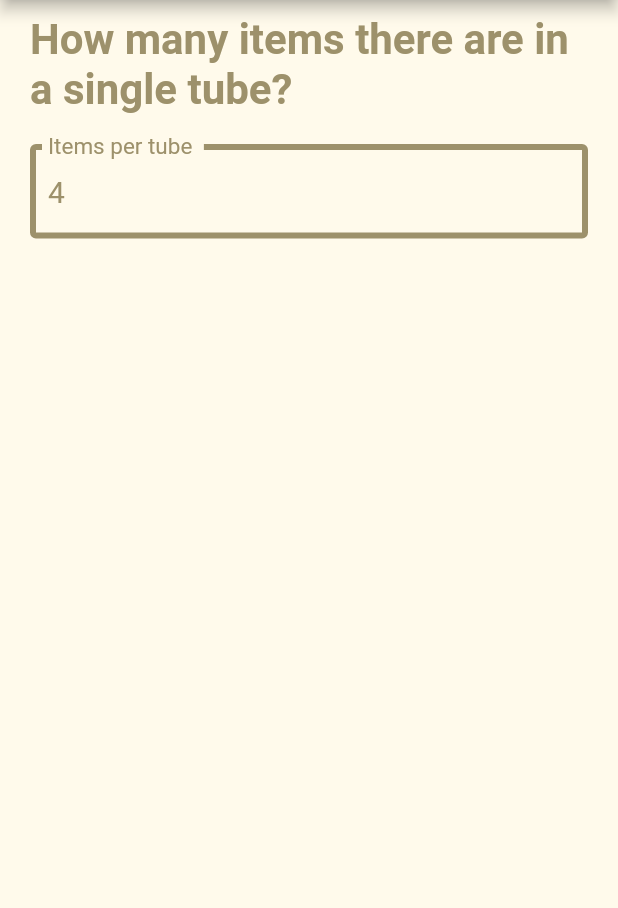
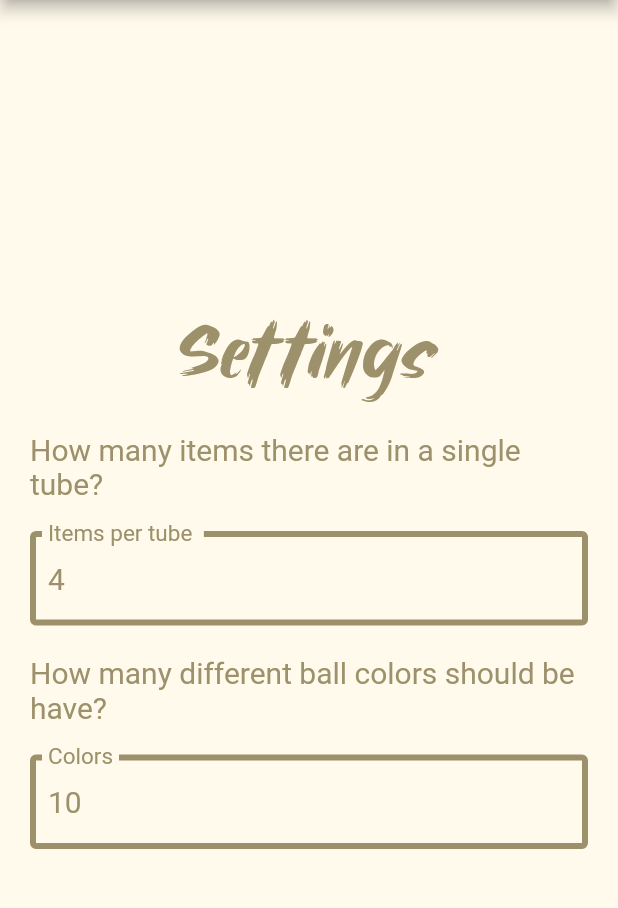
Before and after one commit to fllaryora/flutter_lifo_game, a Flutter app: the screen it shows after launch, on a phone screen of 412 x 824 dp, the part 84-992 px from its top. Run offline on Flutter 3.47's test engine with Material 2 defaults, Android fonts, the phone set to English and light mode, and no system bars.

Commit message:
input de colores de bolas

```diff
--- /dev/null
+++ b/lifo_app/lib/view/consigna_text.dart
@@ -0,0 +1,25 @@
+import 'package:flutter/material.dart';
+
+class MottoText extends StatelessWidget {
+  const MottoText({
+    required this.title,
+  });
+
+  final String title;
+  @override
+  Widget build(BuildContext context) {
+    return Padding(
+      padding: const EdgeInsets.only(top: 10, bottom: 10.0,
+          left: 20.0, right: 20.0),
+      child: Text(
+          title,
+          style: const TextStyle(fontWeight: FontWeight.normal,
+              fontSize: 20,
+              color: Color(0xff9d916b)
+          )
+      ),
+    );
+  }
+
+
+}
--- a/lifo_app/lib/view/home.dart
+++ b/lifo_app/lib/view/home.dart
@@ -1,5 +1,6 @@
 import 'package:flutter/material.dart';
 import 'package:flutter/services.dart';
+import 'package:lifo_app/view/consigna_text.dart';
 import 'package:lifo_app/view/material_helper.dart';
 import 'package:lifo_app/view/numeral_text_field.dart';
 
@@ -11,8 +12,12 @@ class MyHomePage extends StatefulWidget {
 }
 
 class _MyHomePageState extends State<MyHomePage> {
-  int _tubesAmount = 4;
-  TextEditingController nameController = TextEditingController(text: '4');
+  int _itemsPerTube = 4;
+  TextEditingController itemController = TextEditingController(text: '4');
+  int _extraTubes = 2;
+  TextEditingController extrasController = TextEditingController(text: '2');
+  int _amountOfcolors = 10;
+  TextEditingController colorsController = TextEditingController(text: '10');
 
   @override
   Widget build(BuildContext context) {
@@ -21,7 +26,7 @@ class _MyHomePageState extends State<MyHomePage> {
       backgroundColor: const Color(0xfffffaeb),
       appBar: AppBar(title: Text(widget.title),),
       body: Center(
-
+        child: SingleChildScrollView(
           child: Column(
             //start == top
             mainAxisAlignment: MainAxisAlignment.start,
@@ -30,22 +35,38 @@ class _MyHomePageState extends State<MyHomePage> {
                 padding: EdgeInsets.only(top: 10, bottom: 10.0,
                     left: 20.0, right: 20.0),
                 child: Text(
-                'How many items there are in a single tube?',
-                  style: TextStyle(fontWeight: FontWeight.bold,
-                      fontSize: 28,
+                  'Settings',
+                    style: TextStyle(fontWeight: FontWeight.normal,
+                        fontSize: 55,
+                        fontFamily: 'Misteryzero',
                       color: Color(0xff9d916b)
                     )
                 ),
               ),
+              const MottoText(title: 'How many items there are in a single tube?',),
               NumberInput(
                 label: 'Items per tube ',
                 hint: 'How many balls it has?',
-              controller: nameController,
+                controller: itemController,
                 onChanged: (text) {
                   int? possibleNull = int.tryParse(text);
                   if(possibleNull != null){
                     setState(() {
-                    _tubesAmount = possibleNull;
+                      _itemsPerTube = possibleNull;
+                    });
+                  }
+                },
+              ),
+              const MottoText(title: 'How many different ball colors should be have?',),
+              NumberInput(
+                label: 'Colors',
+                hint: 'Amount of colors...',
+                controller: colorsController,
+                onChanged: (text) {
+                  int? possibleNull = int.tryParse(text);
+                  if(possibleNull != null){
+                    setState(() {
+                      _amountOfcolors = possibleNull;
                     });
                   }
                 },
@@ -53,6 +74,7 @@ class _MyHomePageState extends State<MyHomePage> {
             ],
           ),
         ),
+      ),
     );
   }
 
```
Lines whose indentation alone changed are shown as unchanged.
